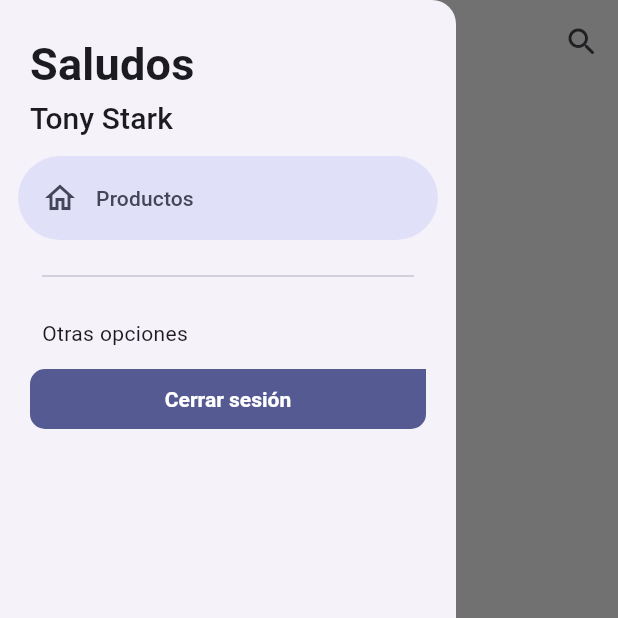
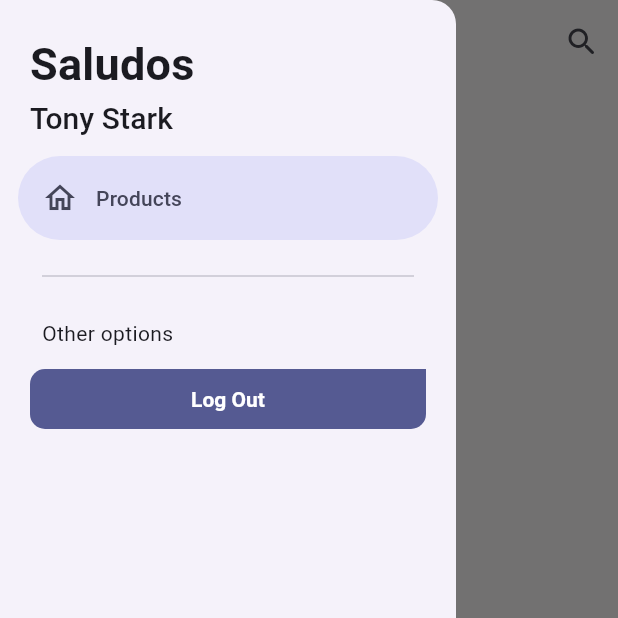
Before and after one commit to TorreFrancisco/teslo-shop-app, a Flutter app: the ProductsScreen screen opened by its route, with the side drawer open, on a phone screen of 412 x 824 dp, the top half of it. Run offline on Flutter 3.47's test engine with Material 3 defaults, Android fonts, the phone set to English and light mode, and no system bars; our stand-ins replace dio, flutter_dotenv, flutter_riverpod, formz, go_router, google_fonts and 2 more; accounts and stored records are empty; network calls fail; project files that could hold a hidden picture were left out.

Commit message:
Update side_menu.dart

```diff
--- a/lib/features/shared/widgets/side_menu.dart
+++ b/lib/features/shared/widgets/side_menu.dart
@@ -56,7 +56,7 @@ class SideMenuState extends ConsumerState<SideMenu> {
 
         const NavigationDrawerDestination(
             icon: Icon( Icons.home_outlined ),
-            label: Text( 'Productos' ),
+            label: Text( 'Products' ),
         ),
 
 
@@ -67,7 +67,7 @@ class SideMenuState extends ConsumerState<SideMenu> {
 
         const Padding(
           padding: EdgeInsets.fromLTRB(28, 10, 16, 10),
-          child: Text('Otras opciones'),
+          child: Text('Other options'),
         ),
 
 
@@ -77,7 +77,7 @@ class SideMenuState extends ConsumerState<SideMenu> {
             onPressed: () {
               ref.read(authProvider.notifier).logout();
             },
-            text: 'Cerrar sesión'
+            text: 'Log Out'
           ),
         ),
 
```
